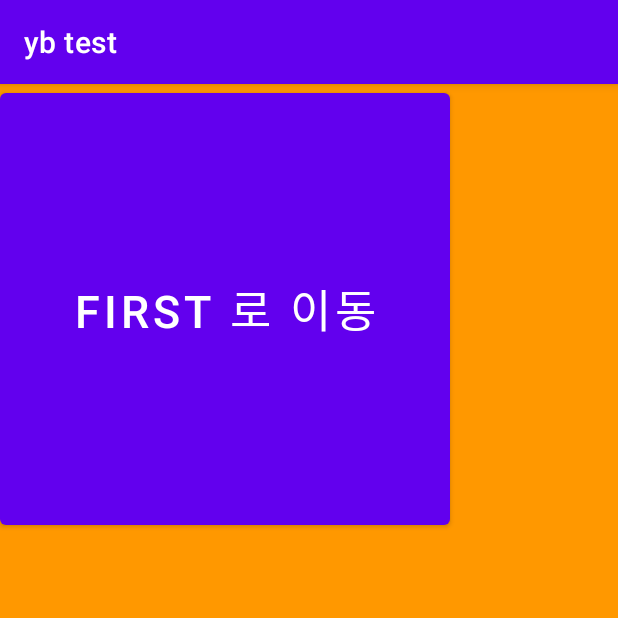
After one commit to beatles0/yb_android, an Android app: the IntentSecond screen opened directly, with no data from a screen before it, on a phone screen of 412 x 824 dp, the top half of it. The commit adds this screen. Run offline under Robolectric (Android 15) with nearby library versions, the phone set to English and light mode, and no system bars.

Commit message:
modify file name

```diff
--- /dev/null
+++ b/app/src/main/java/com/example/ybkim/IntentSecond.kt
@@ -0,0 +1,24 @@
+package com.example.ybkim
+
+import androidx.appcompat.app.AppCompatActivity
+import android.os.Bundle
+import android.util.Log
+import kotlinx.android.synthetic.main.activity_intent_second.*
+
+class IntentSecond : AppCompatActivity() {
+    override fun onCreate(savedInstanceState: Bundle?) {
+        super.onCreate(savedInstanceState)
+        setContentView(R.layout.activity_intent_second)
+
+        Log.d("intent:", "intentSecond Create")
+
+        btn_second_move.setOnClickListener {
+            Log.d("intent: ", "btn second  move click")
+            finish()
+        }
+
+    }
+
+
+
+}
--- /dev/null
+++ b/app/src/main/res/layout/activity_intent_second.xml
@@ -0,0 +1,18 @@
+<?xml version="1.0" encoding="utf-8"?>
+<LinearLayout xmlns:android="http://schemas.android.com/apk/res/android"
+    xmlns:app="http://schemas.android.com/apk/res-auto"
+    xmlns:tools="http://schemas.android.com/tools"
+    android:layout_width="match_parent"
+    android:layout_height="match_parent"
+    android:background="#FF9800"
+    tools:context=".IntentSecond">
+
+    <Button
+        android:id="@+id/btn_second_move"
+        android:layout_width="300dp"
+        android:layout_height="300dp"
+        android:text="first 로 이동"
+        android:textSize="30dp" />
+
+
+</LinearLayout>
--- a/app/src/main/res/layout/item_view.xml
+++ b/app/src/main/res/layout/item_view.xml
@@ -14,7 +14,7 @@
         android:layout_weight="1"
         android:background="#92E334"
         android:gravity="center"
-        android:text="aaaaaaaaaaaaaaaa"
+        android:text="car name"
         android:textSize="30dp"
         tools:ignore="MissingConstraints" />
 
@@ -32,7 +32,7 @@
         android:layout_weight="1"
         android:background="#2196F3"
         android:gravity="center"
-        android:text="bbbbbbbbb"
+        android:text="engine name"
         android:textSize="30dp"
         tools:ignore="MissingConstraints" />
 
```
Also changed, not shown: app/src/main/AndroidManifest.xml (+8 -1 lines), app/src/main/java/com/example/ybkim/AddViewActivity.kt (+20 -2 lines), app/src/main/java/com/example/ybkim/IntentFirst.kt (added, +23 -0 lines), app/src/main/res/layout/activity_intent_first.xml (added, +16 -0 lines).
